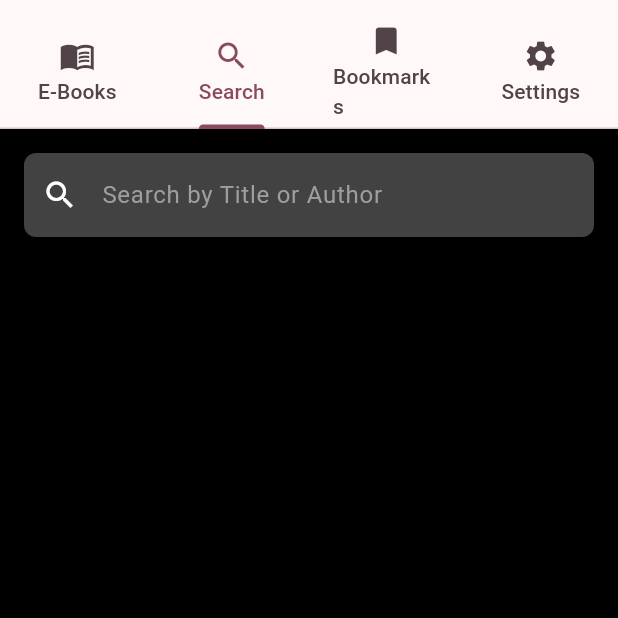
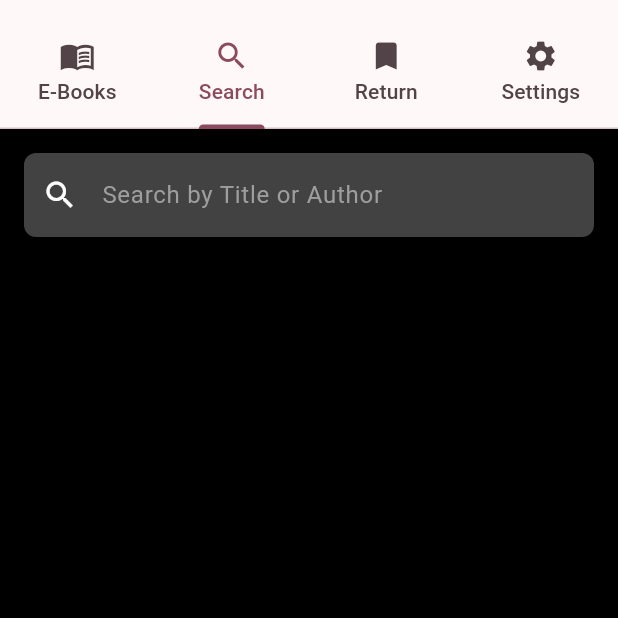
Before and after one commit to XRichardroidX/EBooks-and-AudioBooks, a Flutter app: the screen it shows after launch, tab 2 chosen, on a phone screen of 412 x 824 dp, the top half of it. Run offline on Flutter 3.47's test engine with Material 3 defaults, Android fonts, the phone set to English and light mode, and no system bars; our stand-ins replace appwrite, cached_network_image, file_picker, firebase_auth, firebase_core, flutter_image_compress and 3 more; missing offline and left inert: dart:html, epubx, idb_shim, syncfusion_flutter_pdf; accounts and stored records are empty; generated files the repository leaves out were written again; network calls fail.

Commit message:
Center book text for story reading

```diff
--- a/lib/pages/e_book_pages/book_details_page.dart
+++ b/lib/pages/e_book_pages/book_details_page.dart
@@ -145,13 +145,13 @@ class _BookDetailsPageState extends State<BookDetailsPage> {
       ),
       body: Center(
         child: Container(
-          padding: EdgeInsets.symmetric(horizontal: 50, vertical: 50),
+          padding: EdgeInsets.symmetric(horizontal: 10, vertical: 10),
           color: AppColors.backgroundSecondary,
           width: MediaQuery.of(context).size.width,
           height: double.infinity,
           constraints: BoxConstraints(
-            maxHeight: 1000,
-            maxWidth: 1000,
+            maxWidth: 600, // Limit the maximum width
+            minWidth: 300, // Ensure a minimum width
           ),
           child: (loading || ebookBody == null || bookSummary == null || bookCategories == null)
               ? Center(child: CircularProgressIndicator(color: AppColors.textHighlight))
--- a/lib/pages/e_book_pages/e_books_page.dart
+++ b/lib/pages/e_book_pages/e_books_page.dart
@@ -244,7 +244,7 @@ void filterBooks(String query) {
                   padding: EdgeInsets.all(16.0),
                   child: Center(
                     child: Text(
-                      "Loading Books.",
+                      "Loading Books...",
                       style: TextStyle(
                         fontSize: 16,
                         color: AppColors.textSecondary,
--- a/lib/pages/e_book_pages/epub_reader_page.dart
+++ b/lib/pages/e_book_pages/epub_reader_page.dart
@@ -312,8 +312,8 @@ class _BookReaderState extends State<BookReader> {
           child: Center(
             child: Container(
               constraints: BoxConstraints(
-                maxHeight: 600,
-                maxWidth: 600,
+                maxWidth: 600, // Limit the maximum width
+                minWidth: 300, // Ensure a minimum width
               ),
               color: _isDarkMode ? Color(0xFF171615) : Color(0xFFFAF5EF),
               padding: _fontSize >= 19 ? EdgeInsets.symmetric(horizontal: 15.0, vertical: 0) : (readMode ? EdgeInsets.fromLTRB(20, 0, 20, 0) : EdgeInsets.fromLTRB(20, 0, 20, 0)),
--- a/lib/pages/menu_screens.dart
+++ b/lib/pages/menu_screens.dart
@@ -91,7 +91,7 @@ class _MenuScreensState extends State<MenuScreens> {
     if (mounted) {
       await Future.delayed(Duration(seconds: 2));
       Navigator.of(context).pushReplacement(
-        MaterialPageRoute(builder: (context) => EBooksPage()),
+        MaterialPageRoute(builder: (context) => UpdatePromptPage()),
       );
     }
   }
@@ -144,7 +144,7 @@ class _MenuScreensState extends State<MenuScreens> {
                       ),
                       Tab(
                         icon: Icon(Icons.bookmark, color: AppColors.iconColor),
-                        child: Text('Bookmarks', style: TextStyle(color: AppColors.textPrimary)),
+                        child: Text('Return', style: TextStyle(color: AppColors.textPrimary)),
                       ),
                       Tab(
                         icon: Icon(Icons.settings, color: AppColors.iconColor),
@@ -155,7 +155,7 @@ class _MenuScreensState extends State<MenuScreens> {
                 ),
                 body: AppwriteAppVersion == appVersion
                     ? TabBarView(children: _pages)
-                    : EBooksPage(),
+                    : UpdatePromptPage(),
                 backgroundColor: AppColors.backgroundPrimary,
               ),
             ),
```
Also changed, not shown: lib/pages/book_list_page.dart (+2 -5 lines).
